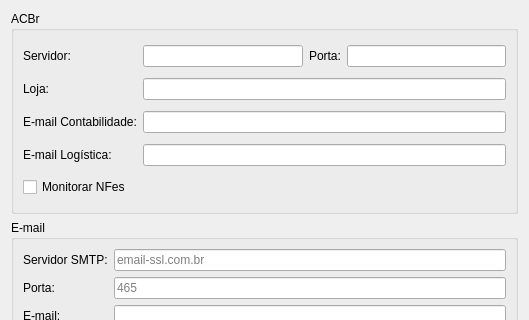
First picture: the form in ui/userconfig.ui, repository darktorres/ERP-STACCATO, before the edit; both pictures show x 0 to 529 and y 0 to 320 of the 529 by 700 pixel window.
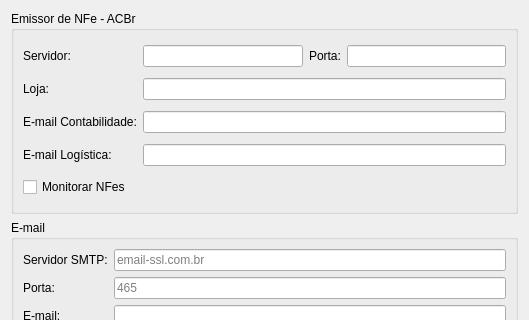
Second picture: the form after the edit. Custom widgets are drawn as their Qt base class.

```diff
--- a/ui/userconfig.ui
+++ b/ui/userconfig.ui
@@ -175,7 +175,7 @@
    <item row="0" column="0" colspan="3">
     <widget class="QGroupBox" name="groupBoxAcbr">
      <property name="title">
-      <string>ACBr</string>
+      <string>Emissor de NFe - ACBr</string>
      </property>
      <layout class="QGridLayout" name="gridLayout_2">
       <item row="0" column="0">
```
